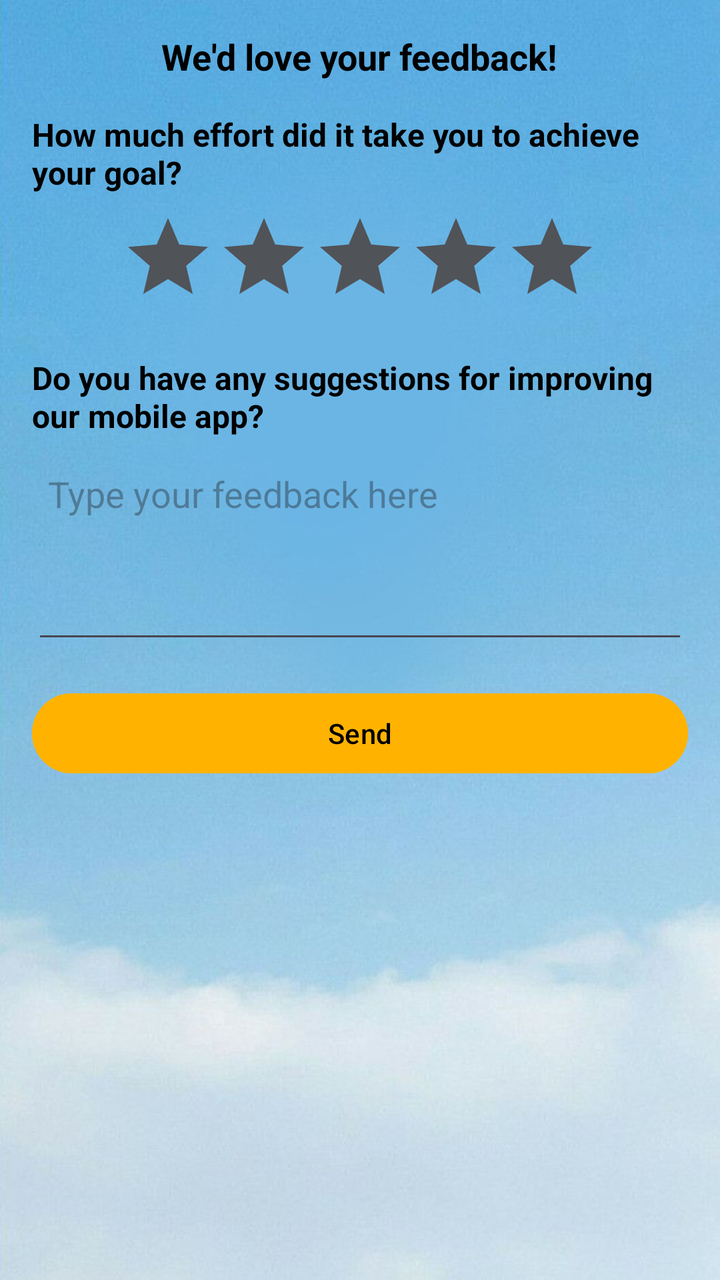
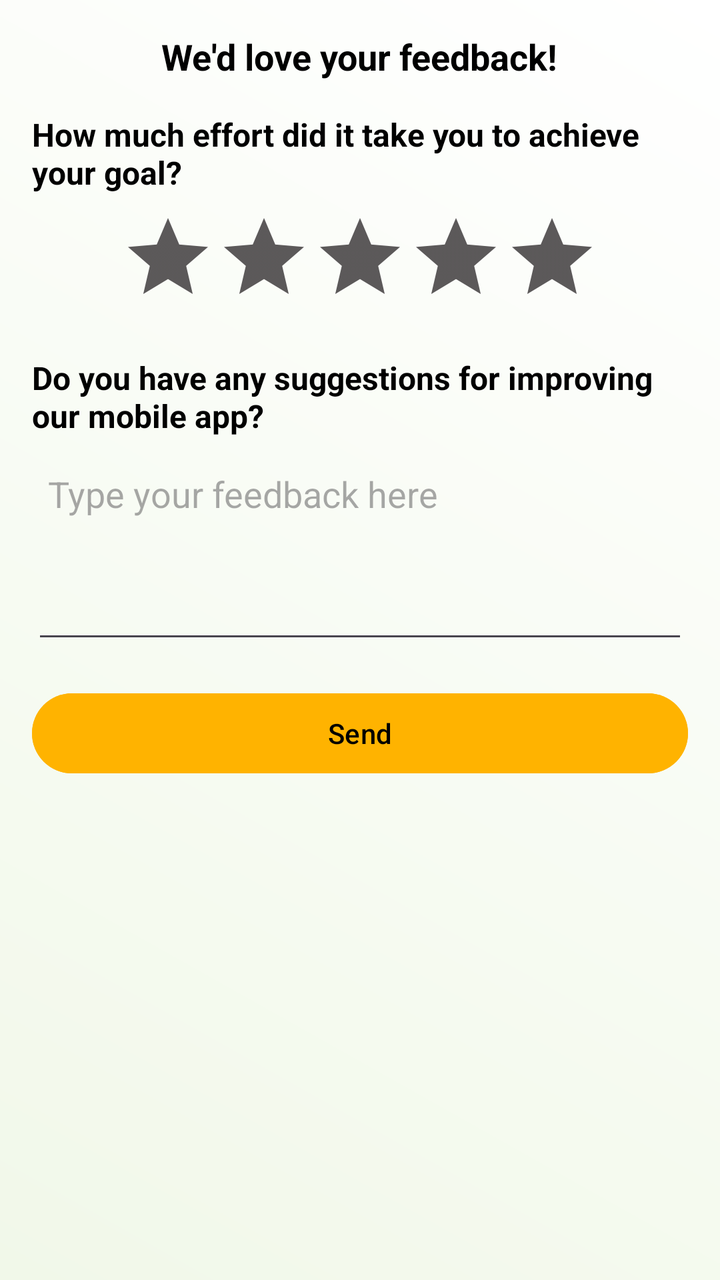

An Android layout rendered at two revisions. The XML below is the earlier revision; the diff shows what the commit changed to produce the second picture.
<!-- AndroidManifest.xml: application theme Theme.Orphans -->
<!-- res/layout/fragment_org_feedback.xml -->
<?xml version="1.0" encoding="utf-8"?>
<LinearLayout
    xmlns:android="http://schemas.android.com/apk/res/android"
    android:layout_width="match_parent"
    android:layout_height="match_parent"
    android:orientation="vertical"
    android:background="@drawable/organisation"
    android:padding="16dp">

    <TextView
        android:layout_width="wrap_content"
        android:layout_height="wrap_content"
        android:text="We'd love your feedback!"
        android:textSize="18sp"
        android:textStyle="bold"
        android:textColor="@color/black"
        android:layout_gravity="center_horizontal"/>

    <TextView
        android:layout_width="wrap_content"
        android:layout_height="wrap_content"
        android:text="How much effort did it take you to achieve your goal?"
        android:layout_marginTop="16dp"
        android:textColor="@color/black"
        android:textStyle="bold"
        android:textSize="16sp" />

    <RatingBar
        android:id="@+id/ratingBar"
        android:layout_width="wrap_content"
        android:layout_height="wrap_content"
        android:numStars="5"
        android:progressBackgroundTint="@color/gray"
        android:progressTint="@color/black"
        android:stepSize="1.0"
        android:layout_gravity="center_horizontal"
        android:layout_marginTop="8dp"/>

    <TextView
        android:layout_width="wrap_content"
        android:layout_height="wrap_content"
        android:text="Do you have any suggestions for improving our mobile app?"
        android:layout_marginTop="16dp"
        android:textColor="@color/black"
        android:textStyle="bold"
        android:textSize="16sp" />

    <EditText
        android:id="@+id/editTextFeedback"
        android:layout_width="match_parent"
        android:layout_height="100dp"
        android:layout_marginTop="8dp"
        android:hint="Type your feedback here"
        android:padding="8dp"
        android:gravity="top|start"
        android:inputType="textMultiLine"/>

    <Button
        android:id="@+id/buttonSubmitFeedback"
        android:layout_width="match_parent"
        android:layout_height="wrap_content"
        android:layout_marginTop="16dp"
        android:text="Send"
        android:backgroundTint="@color/green1"
        android:textColor="@android:color/black" />

</LinearLayout>
<!-- resources referenced by this layout -->
<resources>
  <color name="black">#FF000000</color>
  <color name="gray">#EB4E4B4C</color>
  <color name="green1">#FFB300</color>
  <!-- drawable organisation: png bitmap (drawable, 40322 bytes) -->
  <style name="Theme.Orphans" parent="Base.Theme.Orphans" />
  <style name="Base.Theme.Orphans" parent="Theme.Material3.DayNight.NoActionBar">
          
          
      </style>
</resources>

<!-- the commit's change to res/layout/fragment_org_feedback.xml (unified diff, before → after) -->
@@ -4,7 +4,7 @@
     android:layout_width="match_parent"
     android:layout_height="match_parent"
     android:orientation="vertical"
-    android:background="@drawable/organisation"
+    android:background="@drawable/bg_org_gradient"
     android:padding="16dp">
 
     <TextView
<!-- resource entries referenced after the edit -->
@@ -3,7 +3,16 @@
   <color name="black">#FF000000</color>
   <color name="gray">#EB4E4B4C</color>
   <color name="green1">#FFB300</color>
-  <!-- drawable organisation: png bitmap (drawable, 40322 bytes) -->
+  <!-- drawable bg_org_gradient (drawable) -->
+  <?xml version="1.0" encoding="utf-8"?>
+  <shape xmlns:android="http://schemas.android.com/apk/res/android"
+      android:shape="rectangle">
+      <gradient
+          android:startColor="#F1F8E9"
+          android:endColor="#FFFFFF"
+          android:angle="45"
+          android:type="linear" />
+  </shape>
   <style name="Theme.Orphans" parent="Base.Theme.Orphans" />
   <style name="Base.Theme.Orphans" parent="Theme.Material3.DayNight.NoActionBar">
           
